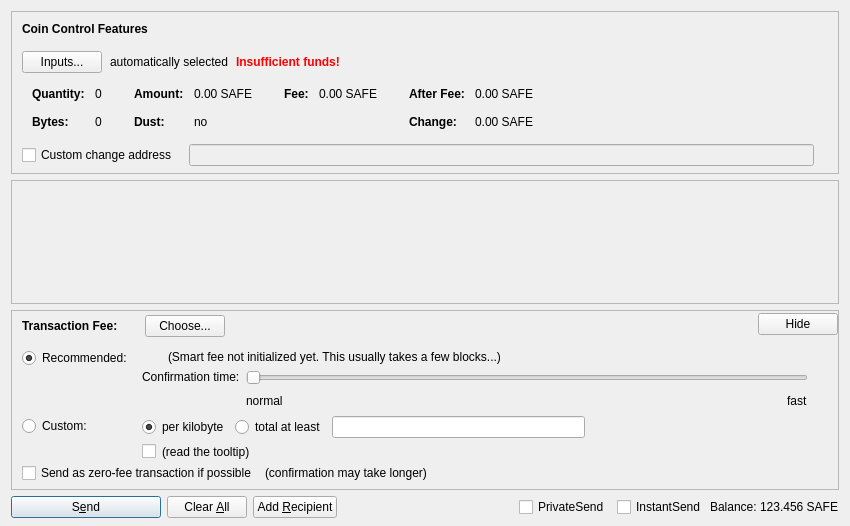
Above: src/qt/forms/sendcoinsdialog.ui from SAFE-anwang/safe before the change. Below: the same form after it.
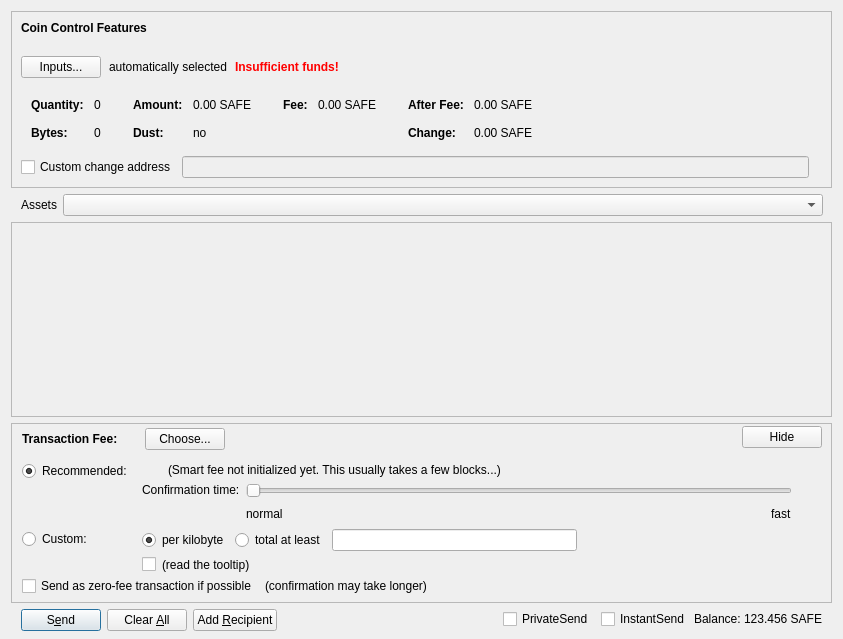
That is the form after the change. Custom widgets are drawn as their Qt base class.

Commit message: Major Update: All previous nodes' programs must be upgraded to the latest version to use. This update adds SafeAsset, SafeApp, Candy Protocol, and Token Locking Feature.

```diff
--- a/src/qt/forms/sendcoinsdialog.ui
+++ b/src/qt/forms/sendcoinsdialog.ui
@@ -6,14 +6,14 @@
    <rect>
     <x>0</x>
     <y>0</y>
-    <width>850</width>
-    <height>526</height>
+    <width>839</width>
+    <height>639</height>
    </rect>
   </property>
   <property name="windowTitle">
    <string>Send Coins</string>
   </property>
-  <layout class="QVBoxLayout" name="verticalLayout" stretch="0,1,0,0">
+  <layout class="QVBoxLayout" name="verticalLayout" stretch="0,0,1,0,0">
    <property name="bottomMargin">
     <number>8</number>
    </property>
@@ -37,34 +37,11 @@
      <property name="frameShadow">
       <enum>QFrame::Sunken</enum>
      </property>
-     <layout class="QVBoxLayout" name="verticalLayoutCoinControl2">
-      <property name="spacing">
-       <number>0</number>
-      </property>
-      <property name="leftMargin">
-       <number>0</number>
-      </property>
-      <property name="topMargin">
-       <number>0</number>
-      </property>
-      <property name="rightMargin">
-       <number>0</number>
-      </property>
+     <layout class="QGridLayout" name="gridLayout_3">
       <property name="bottomMargin">
-       <number>6</number>
+       <number>9</number>
       </property>
-      <item>
-       <layout class="QVBoxLayout" name="verticalLayoutCoinControl" stretch="0,0,0,0,1">
-        <property name="spacing">
-         <number>0</number>
-        </property>
-        <property name="leftMargin">
-         <number>10</number>
-        </property>
-        <property name="topMargin">
-         <number>10</number>
-        </property>
-        <item>
+      <item row="0" column="0">
          <layout class="QHBoxLayout" name="horizontalLayoutCoinControl1">
           <property name="bottomMargin">
            <number>15</number>
@@ -93,72 +70,7 @@
           </item>
          </layout>
         </item>
-        <item>
-         <layout class="QHBoxLayout" name="horizontalLayoutCoinControl2" stretch="0,0,0,0">
-          <property name="spacing">
-           <number>8</number>
-          </property>
-          <property name="bottomMargin">
-           <number>10</number>
-          </property>
-          <item>
-           <widget class="QPushButton" name="pushButtonCoinControl">
-            <property name="styleSheet">
-             <string notr="true"/>
-            </property>
-            <property name="text">
-             <string>Inputs...</string>
-            </property>
-            <property name="autoDefault">
-             <bool>false</bool>
-            </property>
-           </widget>
-          </item>
-          <item>
-           <widget class="QLabel" name="labelCoinControlAutomaticallySelected">
-            <property name="text">
-             <string>automatically selected</string>
-            </property>
-            <property name="margin">
-             <number>5</number>
-            </property>
-           </widget>
-          </item>
-          <item>
-           <widget class="QLabel" name="labelCoinControlInsuffFunds">
-            <property name="font">
-             <font>
-              <weight>75</weight>
-              <bold>true</bold>
-             </font>
-            </property>
-            <property name="styleSheet">
-             <string notr="true">color:red;font-weight:bold;</string>
-            </property>
-            <property name="text">
-             <string>Insufficient funds!</string>
-            </property>
-            <property name="margin">
-             <number>5</number>
-            </property>
-           </widget>
-          </item>
-          <item>
-           <spacer name="horizontalSpacerCoinControl">
-            <property name="orientation">
-             <enum>Qt::Horizontal</enum>
-            </property>
-            <property name="sizeHint" stdset="0">
-             <size>
-              <width>40</width>
-              <height>1</height>
-             </size>
-            </property>
-           </spacer>
-          </item>
-         </layout>
-        </item>
-        <item>
+      <item row="2" column="0" colspan="2">
          <widget class="QWidget" name="widgetCoinControl" native="true">
           <property name="sizePolicy">
            <sizepolicy hsizetype="Preferred" vsizetype="Preferred">
@@ -498,21 +410,74 @@
           </layout>
          </widget>
         </item>
-        <item>
-         <layout class="QHBoxLayout" name="horizontalLayoutCoinControl4" stretch="0,0,0">
+      <item row="1" column="0" colspan="2">
+       <layout class="QHBoxLayout" name="horizontalLayoutCoinControl2" stretch="0,0,0,0">
           <property name="spacing">
-           <number>12</number>
-          </property>
-          <property name="sizeConstraint">
-           <enum>QLayout::SetDefaultConstraint</enum>
-          </property>
-          <property name="topMargin">
+         <number>8</number>
+        </property>
+        <property name="bottomMargin">
+         <number>10</number>
+        </property>
+        <item>
+         <widget class="QPushButton" name="pushButtonCoinControl">
+          <property name="styleSheet">
+           <string notr="true"/>
+          </property>
+          <property name="text">
+           <string>Inputs...</string>
+          </property>
+          <property name="autoDefault">
+           <bool>false</bool>
+          </property>
+         </widget>
+        </item>
+        <item>
+         <widget class="QLabel" name="labelCoinControlAutomaticallySelected">
+          <property name="text">
+           <string>automatically selected</string>
+          </property>
+          <property name="margin">
            <number>5</number>
           </property>
-          <property name="rightMargin">
+         </widget>
+        </item>
+        <item>
+         <widget class="QLabel" name="labelCoinControlInsuffFunds">
+          <property name="font">
+           <font>
+            <weight>75</weight>
+            <bold>true</bold>
+           </font>
+          </property>
+          <property name="styleSheet">
+           <string notr="true">color:red;font-weight:bold;</string>
+          </property>
+          <property name="text">
+           <string>Insufficient funds!</string>
+          </property>
+          <property name="margin">
            <number>5</number>
           </property>
+         </widget>
+        </item>
           <item>
+         <spacer name="horizontalSpacerCoinControl">
+          <property name="orientation">
+           <enum>Qt::Horizontal</enum>
+          </property>
+          <property name="sizeHint" stdset="0">
+           <size>
+            <width>40</width>
+            <height>1</height>
+           </size>
+          </property>
+         </spacer>
+        </item>
+       </layout>
+      </item>
+      <item row="3" column="0" colspan="2">
+       <layout class="QGridLayout" name="gridLayout">
+        <item row="0" column="0">
            <widget class="QCheckBox" name="checkBoxCoinControlChange">
             <property name="toolTip">
              <string>If this is activated, but the change address is empty or invalid, change will be sent to a newly generated address.</string>
@@ -522,7 +487,7 @@
             </property>
            </widget>
           </item>
-          <item>
+        <item row="0" column="1">
            <widget class="QValidatedLineEdit" name="lineEditCoinControlChange">
             <property name="enabled">
              <bool>false</bool>
@@ -535,7 +500,7 @@
             </property>
            </widget>
           </item>
-          <item>
+        <item row="0" column="2">
            <widget class="QLabel" name="labelCoinControlChangeLabel">
             <property name="sizePolicy">
              <sizepolicy hsizetype="Preferred" vsizetype="Expanding">
@@ -559,26 +524,56 @@
           </item>
          </layout>
         </item>
+     </layout>
+    </widget>
+   </item>
         <item>
-         <spacer name="verticalSpacerCoinControl">
-          <property name="orientation">
-           <enum>Qt::Vertical</enum>
-          </property>
-          <property name="sizeHint" stdset="0">
+    <layout class="QGridLayout" name="gridLayout_2">
+     <property name="leftMargin">
+      <number>10</number>
+     </property>
+     <property name="rightMargin">
+      <number>9</number>
+     </property>
+     <item row="0" column="0">
+      <widget class="QLabel" name="assetsLabel">
+       <property name="toolTip">
+        <string/>
+       </property>
+       <property name="text">
+        <string>Assets</string>
+       </property>
+       <property name="alignment">
+        <set>Qt::AlignRight|Qt::AlignTrailing|Qt::AlignVCenter</set>
+       </property>
+      </widget>
+     </item>
+     <item row="0" column="1">
+      <widget class="QComboBox" name="assetsComboBox">
+       <property name="sizePolicy">
+        <sizepolicy hsizetype="Expanding" vsizetype="Fixed">
+         <horstretch>0</horstretch>
+         <verstretch>0</verstretch>
+        </sizepolicy>
+       </property>
+       <property name="minimumSize">
            <size>
-            <width>800</width>
-            <height>1</height>
-           </size>
-          </property>
-         </spacer>
-        </item>
-       </layout>
-      </item>
-     </layout>
-    </widget>
+         <width>80</width>
+         <height>0</height>
+        </size>
+       </property>
+      </widget>
+     </item>
+    </layout>
    </item>
    <item>
     <widget class="QScrollArea" name="scrollArea">
+     <property name="maximumSize">
+      <size>
+       <width>16777215</width>
+       <height>16777215</height>
+      </size>
+     </property>
      <property name="widgetResizable">
       <bool>true</bool>
      </property>
@@ -587,8 +582,8 @@
        <rect>
         <x>0</x>
         <y>0</y>
-        <width>830</width>
-        <height>69</height>
+        <width>819</width>
+        <height>147</height>
        </rect>
       </property>
       <layout class="QVBoxLayout" name="verticalLayout_2" stretch="0,1">
@@ -675,6 +670,9 @@
         <property name="topMargin">
          <number>0</number>
         </property>
+        <property name="rightMargin">
+         <number>9</number>
+        </property>
         <item>
          <layout class="QHBoxLayout" name="horizontalLayoutFee1">
           <property name="bottomMargin">
@@ -1214,14 +1212,17 @@
    </item>
    <item>
     <layout class="QHBoxLayout" name="horizontalLayout">
+     <property name="leftMargin">
+      <number>10</number>
+     </property>
+     <property name="rightMargin">
+      <number>0</number>
+     </property>
+     <property name="bottomMargin">
+      <number>0</number>
+     </property>
      <item>
       <widget class="QPushButton" name="sendButton">
-       <property name="minimumSize">
-        <size>
-         <width>150</width>
-         <height>0</height>
-        </size>
-       </property>
        <property name="toolTip">
         <string>Confirm the send action</string>
        </property>
@@ -1282,10 +1283,16 @@
       </spacer>
      </item>
      <item>
-      <layout class="QHBoxLayout" name="horizontalLayout_2">
+      <layout class="QHBoxLayout" name="horizontalLayout_2" stretch="0,0,0,0">
        <property name="spacing">
         <number>3</number>
        </property>
+       <property name="rightMargin">
+        <number>9</number>
+       </property>
+       <property name="bottomMargin">
+        <number>2</number>
+       </property>
        <item>
         <widget class="QCheckBox" name="checkUsePrivateSend">
          <property name="minimumSize">
@@ -1351,17 +1358,17 @@
   </layout>
  </widget>
  <customwidgets>
-  <customwidget>
-   <class>QValidatedLineEdit</class>
-   <extends>QLineEdit</extends>
-   <header>qvalidatedlineedit.h</header>
-  </customwidget>
   <customwidget>
    <class>BitcoinAmountField</class>
    <extends>QLineEdit</extends>
    <header>bitcoinamountfield.h</header>
    <container>1</container>
   </customwidget>
+  <customwidget>
+   <class>QValidatedLineEdit</class>
+   <extends>QLineEdit</extends>
+   <header>qvalidatedlineedit.h</header>
+  </customwidget>
  </customwidgets>
  <resources>
   <include location="../safe.qrc"/>
```
Left out of the diff: 4 changed lines with no effect on the pictures. Lines whose indentation alone changed are shown as unchanged. The commit also changes 243 other files.
